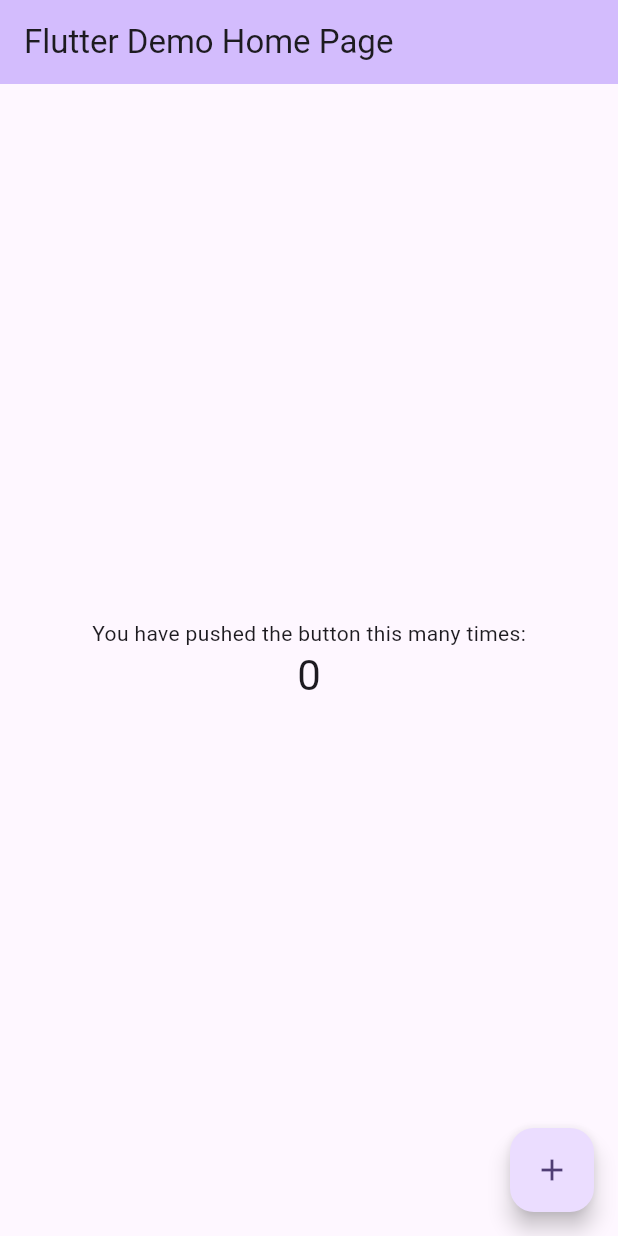
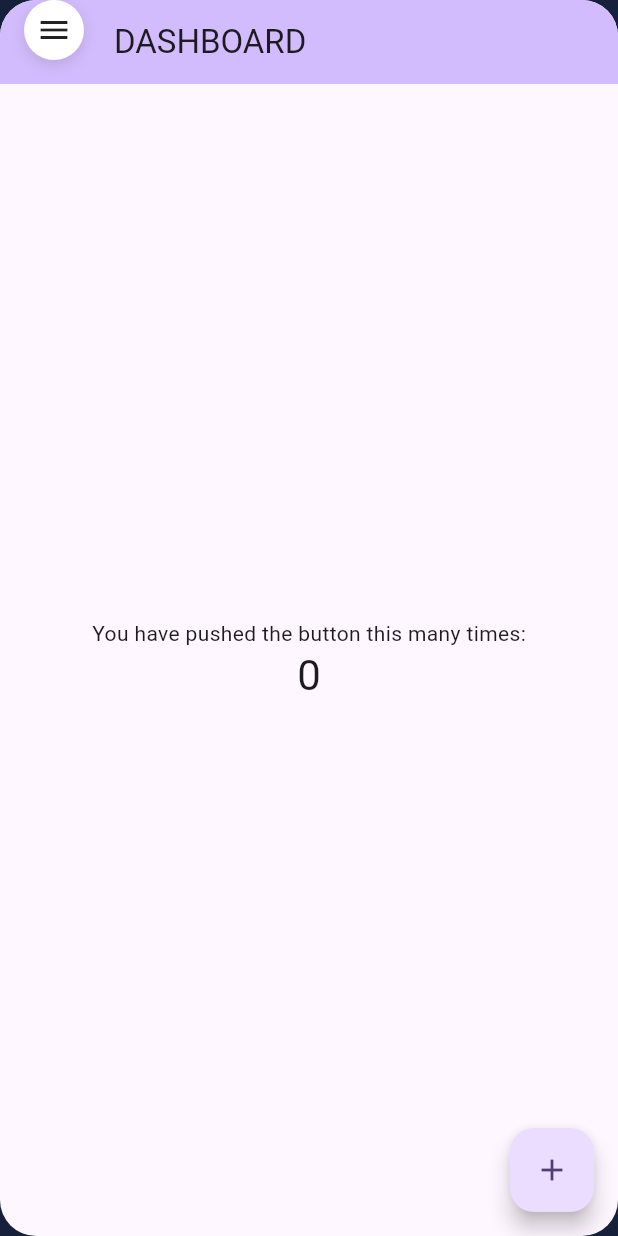
Before and after one commit to vinimatrix/drawer, a Flutter app: the screen it shows after launch, on a phone screen of 412 x 824 dp. Run offline on Flutter 3.47's test engine with Material 2 defaults, Android fonts, the phone set to English and light mode, and no system bars; missing offline and left inert: dart:ffi.

```diff
--- /dev/null
+++ b/lib/components/configuracion.dart
@@ -0,0 +1,7 @@
+import 'package:flutter/material.dart';
+
+class Configuracion {
+  static Color fondo = const Color(0xff17203a);
+  static Color colorIconoInactivo = Colors.white;
+  static Color colorIconoActivo = Colors.amber;
+}
--- /dev/null
+++ b/lib/components/menu_btn.dart
@@ -0,0 +1,31 @@
+import 'package:flutter/material.dart';
+
+class MenuBtn extends StatelessWidget {
+  const MenuBtn({
+    super.key,
+    required this.press,
+    required this.icon,
+  });
+  final VoidCallback press;
+  final IconData icon;
+  @override
+  Widget build(BuildContext context) {
+    return SafeArea(
+        child: GestureDetector(
+      onTap: press,
+      child: Container(
+        margin: const EdgeInsets.only(left: 16),
+        height: 40,
+        width: 40,
+        decoration: const BoxDecoration(
+            color: Colors.white,
+            shape: BoxShape.circle,
+            boxShadow: [
+              BoxShadow(
+                  color: Colors.black12, offset: Offset(0, 3), blurRadius: 8)
+            ]),
+        child: Icon(icon),
+      ),
+    ));
+  }
+}
--- /dev/null
+++ b/lib/entry_point.dart
@@ -0,0 +1,98 @@
+import 'dart:ffi';
+import 'dart:math';
+
+import 'package:drawer/components/configuracion.dart';
+import 'package:drawer/components/menu_btn.dart';
+import 'package:drawer/components/side_menu.dart';
+import 'package:drawer/main.dart';
+import 'package:flutter/material.dart';
+
+class EntryPoint extends StatefulWidget {
+  const EntryPoint({super.key});
+
+  @override
+  State<EntryPoint> createState() => _EntryPointState();
+}
+
+class _EntryPointState extends State<EntryPoint>
+    with SingleTickerProviderStateMixin {
+  late bool isMenuOpen;
+  late AnimationController animationController;
+  late Animation<double> animation;
+  late Animation<double> scaleAnimation;
+
+  ///ESTABLECER EL NOMBRE IGUAL AL NOMBRE DADO EN EL LISTADO DE CONFIGURACION
+  final String pageName = "Home";
+  @override
+  void initState() {
+    animationController = AnimationController(
+        vsync: this, duration: const Duration(milliseconds: 200))
+      ..addListener(() => setState(() {}));
+
+    animation = Tween<double>(begin: 0.0, end: 1).animate(CurvedAnimation(
+        parent: animationController, curve: Curves.fastOutSlowIn));
+    scaleAnimation = Tween<double>(begin: 1, end: 0.8).animate(CurvedAnimation(
+        parent: animationController, curve: Curves.fastOutSlowIn));
+    super.initState();
+    isMenuOpen = false;
+  }
+
+  @override
+  void dispose() {
+    animationController.dispose();
+    super.dispose();
+  }
+
+  @override
+  Widget build(BuildContext context) {
+    return Scaffold(
+      backgroundColor: Configuracion.fondo,
+      body: Stack(
+        children: [
+          AnimatedPositioned(
+              duration: const Duration(milliseconds: 200),
+              curve: Curves.fastOutSlowIn,
+              width: 288,
+              left: isMenuOpen ? 0 : -288,
+              height: MediaQuery.of(context).size.height,
+              child: SideMenu(
+                pageName: pageName,
+              )),
+          Transform(
+            alignment: Alignment.center,
+            transform: Matrix4.identity()
+              ..setEntry(3, 2, 0.001)
+              ..rotateY(animation.value - 30 * animation.value * pi / 180),
+            child: Transform.translate(
+                offset: Offset(animation.value * 288, 0),
+                child: Transform.scale(
+                    scale: scaleAnimation.value,
+                    child: const ClipRRect(
+                        borderRadius: BorderRadius.all(Radius.circular(24)),
+
+                        ///PAGINA A MOSTRAR
+                        child: MyHomePage(title: 'DASHBOARD')))),
+          ),
+          AnimatedPositioned(
+            duration: const Duration(milliseconds: 200),
+            curve: Curves.fastOutSlowIn,
+            left: isMenuOpen ? 220 : 0,
+            child: MenuBtn(
+              icon: isMenuOpen ? Icons.close : Icons.menu,
+              press: () {
+                if (isMenuOpen) {
+                  animationController.reverse();
+                } else {
+                  animationController.forward();
+                }
+                setState(() {
+                  isMenuOpen = !isMenuOpen;
+                });
+              },
+            ),
+          )
+        ],
+      ),
+    );
+  }
+}
--- a/lib/main.dart
+++ b/lib/main.dart
@@ -1,3 +1,4 @@
+import 'package:drawer/entry_point.dart';
 import 'package:flutter/material.dart';
 
 void main() {
@@ -12,41 +13,19 @@ class MyApp extends StatelessWidget {
   Widget build(BuildContext context) {
     return MaterialApp(
         title: 'Flutter Demo',
+        debugShowCheckedModeBanner: false,
         theme: ThemeData(
-        // This is the theme of your application.
-        //
-        // TRY THIS: Try running your application with "flutter run". You'll see
-        // the application has a blue toolbar. Then, without quitting the app,
-        // try changing the seedColor in the colorScheme below to Colors.green
-        // and then invoke "hot reload" (save your changes or press the "hot
-        // reload" button in a Flutter-supported IDE, or press "r" if you used
-        // the command line to start the app).
-        //
-        // Notice that the counter didn't reset back to zero; the application
-        // state is not lost during the reload. To reset the state, use hot
-        // restart instead.
-        //
-        // This works for code too, not just values: Most code changes can be
-        // tested with just a hot reload.
           colorScheme: ColorScheme.fromSeed(seedColor: Colors.deepPurple),
           useMaterial3: true,
         ),
-      home: const MyHomePage(title: 'Flutter Demo Home Page'),
-    );
+        //usamos entry point como wrapper para hacer el efecto
+        //EntryPoint tiene dentro la clase MyhomePage que se declara mas abajo
+        home: const EntryPoint());
   }
 }
 
 class MyHomePage extends StatefulWidget {
   const MyHomePage({super.key, required this.title});
-
-  // This widget is the home page of your application. It is stateful, meaning
-  // that it has a State object (defined below) that contains fields that affect
-  // how it looks.
-
-  // This class is the configuration for the state. It holds the values (in this
-  // case the title) provided by the parent (in this case the App widget) and
-  // used by the build method of the State. Fields in a Widget subclass are
-  // always marked "final".
 
   final String title;
 
@@ -78,31 +57,15 @@ class _MyHomePageState extends State<MyHomePage> {
     // than having to individually change instances of widgets.
     return Scaffold(
       appBar: AppBar(
-        // TRY THIS: Try changing the color here to a specific color (to
-        // Colors.amber, perhaps?) and trigger a hot reload to see the AppBar
-        // change color while the other colors stay the same.
         backgroundColor: Theme.of(context).colorScheme.inversePrimary,
-        // Here we take the value from the MyHomePage object that was created by
-        // the App.build method, and use it to set our appbar title.
-        title: Text(widget.title),
+        title: const Padding(
+          padding: EdgeInsets.only(left: 60.0),
+          child: Text("DASHBOARD"),
         ),
-      body: Center(
-        // Center is a layout widget. It takes a single child and positions it
-        // in the middle of the parent.
+      ),
+      body: Stack(children: [
+        Center(
           child: Column(
-          // Column is also a layout widget. It takes a list of children and
-          // arranges them vertically. By default, it sizes itself to fit its
-          // children horizontally, and tries to be as tall as its parent.
-          //
-          // Column has various properties to control how it sizes itself and
-          // how it positions its children. Here we use mainAxisAlignment to
-          // center the children vertically; the main axis here is the vertical
-          // axis because Columns are vertical (the cross axis would be
-          // horizontal).
-          //
-          // TRY THIS: Invoke "debug painting" (choose the "Toggle Debug Paint"
-          // action in the IDE, or press "p" in the console), to see the
-          // wireframe for each widget.
             mainAxisAlignment: MainAxisAlignment.center,
             children: <Widget>[
               const Text(
@@ -115,6 +78,7 @@ class _MyHomePageState extends State<MyHomePage> {
             ],
           ),
         ),
+      ]),
       floatingActionButton: FloatingActionButton(
         onPressed: _incrementCounter,
         tooltip: 'Increment',
--- a/pubspec.yaml
+++ b/pubspec.yaml
@@ -36,7 +36,6 @@ dependencies:
   # Use with the CupertinoIcons class for iOS style icons.
   cupertino_icons: ^1.0.2
 
-  rive: ^0.11.5
 
 dev_dependencies:
   flutter_test:
```
Also changed, not shown: lib/components/info_card.dart (+8 -2 lines), lib/components/pagina_2.dart (added, +26 -0 lines), lib/components/rive_assets.dart (+31 -18 lines), lib/components/side_menu.dart (+41 -6 lines), lib/components/side_menu_tile.dart (+40 -12 lines), lib/entry_point2.dart (added, +95 -0 lines), pubspec.lock, 1 other file. Lines whose indentation alone changed are shown as unchanged.
